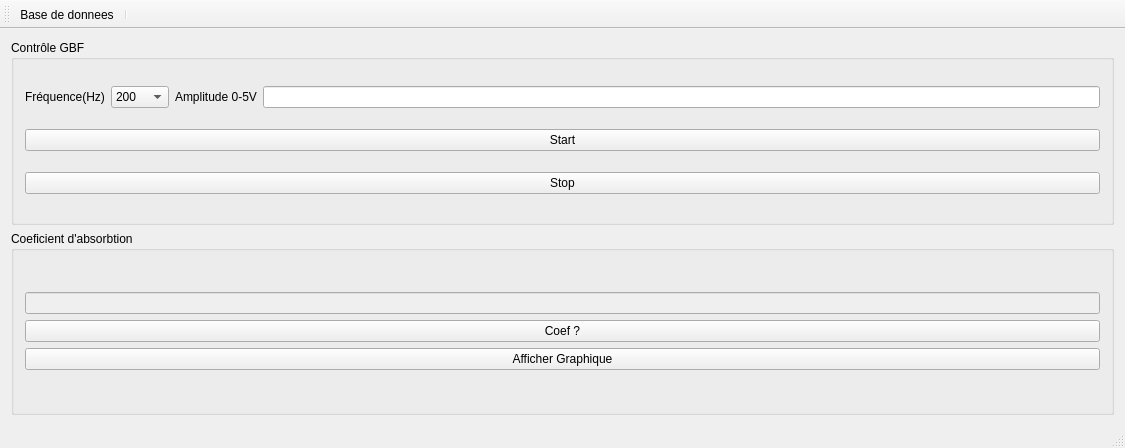
Qt form main_interface/main_interfaceQt/mainwindow.ui (b3rnvrd/Kundt-s-tube-automation) before a commit.
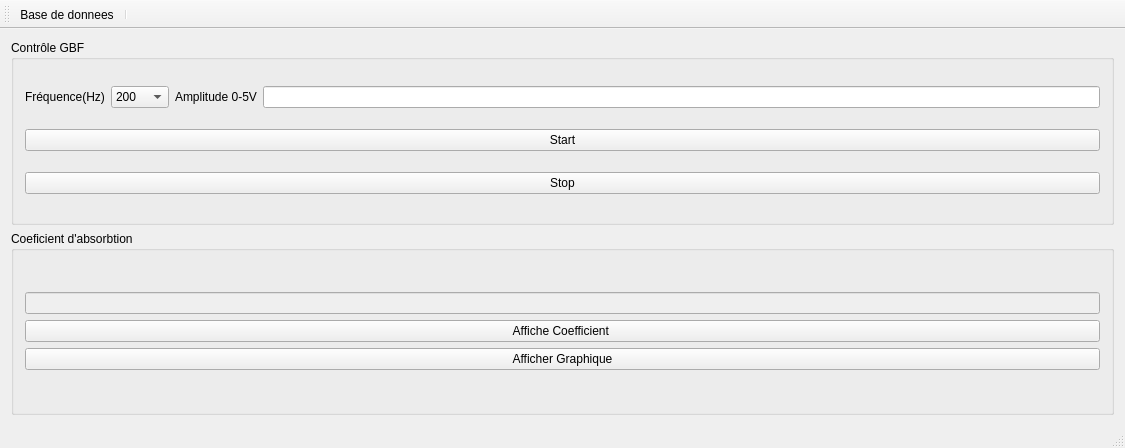
The same form after that commit. Icons and pictures are not drawn.

Commit message:
Controle tube& mesure coef finie !!!!!
CA MARCHE!

```diff
--- a/main_interface/main_interfaceQt/mainwindow.ui
+++ b/main_interface/main_interfaceQt/mainwindow.ui
@@ -156,7 +156,7 @@
            <item>
             <widget class="QPushButton" name="pushButtonCoefficient">
              <property name="text">
-              <string>Coef ?</string>
+              <string>Affiche Coefficient </string>
              </property>
             </widget>
            </item>
```
The commit also changes 1 other file.
